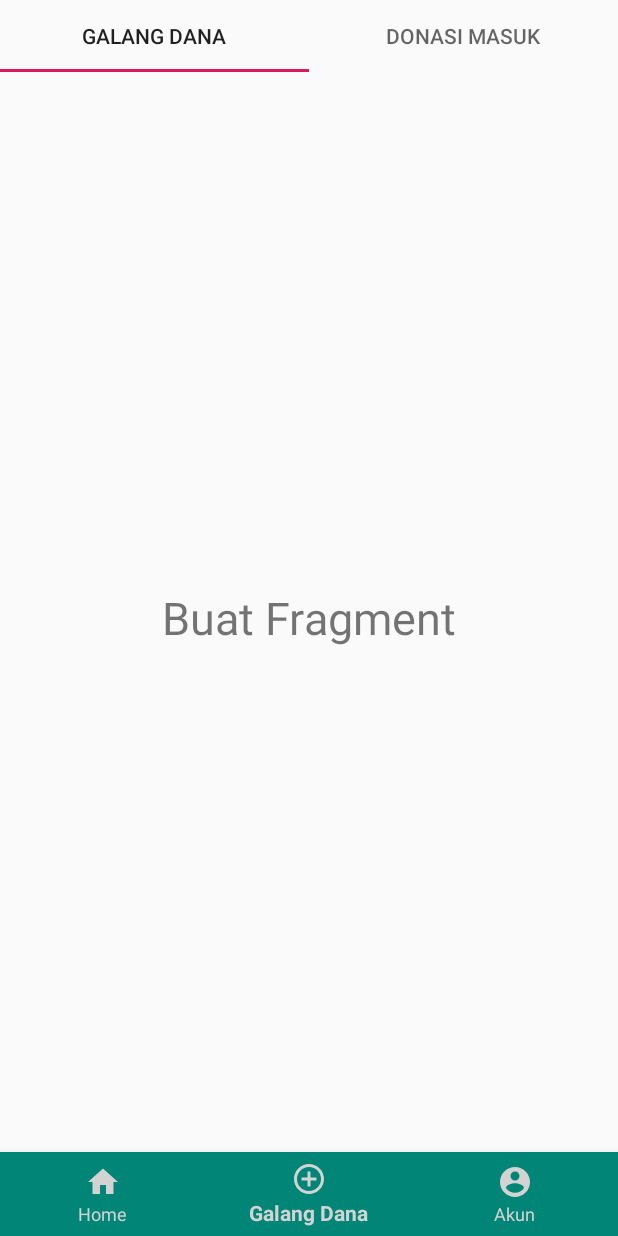
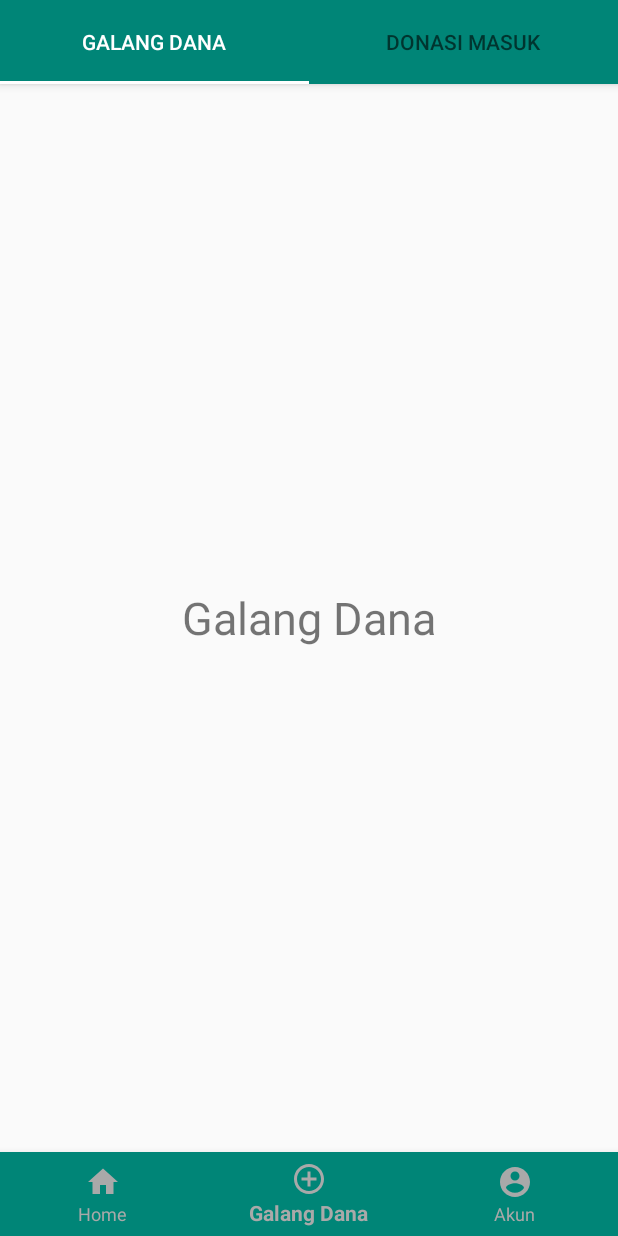
Before and after one commit to pamungkasaji/appdonasi, an Android app: the screen it shows after launch (MainActivity), item 2 of the bottom bar chosen, on a phone screen of 412 x 824 dp. Run offline under Robolectric (Android 15) with nearby library versions, the phone set to English and light mode, and no system bars.

Commit message:
Bottom nav + TabLayout

```diff
--- a/app/src/main/java/com/aji/donasi/BuatFragment.java
+++ b/app/src/main/java/com/aji/donasi/BuatFragment.java
@@ -5,63 +5,74 @@ import android.view.LayoutInflater;
 import android.view.View;
 import android.view.ViewGroup;
 
-import androidx.annotation.NonNull;
-import androidx.annotation.Nullable;
 import androidx.fragment.app.Fragment;
-import androidx.viewpager.widget.PagerAdapter;
+import androidx.fragment.app.FragmentManager;
+import androidx.fragment.app.FragmentPagerAdapter;
 import androidx.viewpager.widget.ViewPager;
 
-import com.google.android.material.tabs.TabItem;
 import com.google.android.material.tabs.TabLayout;
 
-import static androidx.fragment.app.FragmentStatePagerAdapter.BEHAVIOR_RESUME_ONLY_CURRENT_FRAGMENT;
+import java.util.ArrayList;
+import java.util.List;
+
 
 public class BuatFragment extends Fragment {
 
-    private TabLayout tabLayout;
-    private ViewPager viewPager;
-    private TabItem galangDana, donasiMasuk;
-    public PagerAdapter pagerAdapter;
+    @Override
+    public void onCreate(Bundle savedInstanceState) {
+        super.onCreate(savedInstanceState);
+        setRetainInstance(true);
+    }
 
-    @Nullable
     @Override
-    public View onCreateView(@NonNull LayoutInflater inflater, @Nullable ViewGroup container, @Nullable Bundle savedInstanceState) {
+    public View onCreateView(LayoutInflater inflater, ViewGroup container, Bundle savedInstanceState) {
+
         View view = inflater.inflate(R.layout.fragment_buat, container, false);
+        // Setting ViewPager for each Tabs
+        ViewPager viewPager = view.findViewById(R.id.view_pager);
+        setupViewPager(viewPager);
+        // Set Tabs inside Toolbar
+        TabLayout tabs = view.findViewById(R.id.tab_layout);
+        tabs.setupWithViewPager(viewPager);
 
-        tabLayout = view.findViewById(R.id.tabLayout);
-        galangDana = view.findViewById(R.id.tabGalangDana);
-        donasiMasuk = view.findViewById(R.id.tabDonasiMasuk);
-        viewPager = view.findViewById(R.id.view_pager);
-
-        pagerAdapter = new com.aji.donasi.PagerAdapter(getChildFragmentManager(), tabLayout.getTabCount());
-        viewPager.setAdapter(pagerAdapter);
-
-        tabLayout.addOnTabSelectedListener(new TabLayout.OnTabSelectedListener() {
-            @Override
-            public void onTabSelected(TabLayout.Tab tab) {
-                viewPager.setCurrentItem(tab.getPosition());
-
-                if (tab.getPosition()==0){
-                    pagerAdapter.notifyDataSetChanged();
-                }else if (tab.getPosition()==1){
-                    pagerAdapter.notifyDataSetChanged();
-                }
-            }
-
-            @Override
-            public void onTabUnselected(TabLayout.Tab tab) {
-
-            }
-
-            @Override
-            public void onTabReselected(TabLayout.Tab tab) {
-
-            }
-        });
-
-        viewPager.addOnPageChangeListener(new TabLayout.TabLayoutOnPageChangeListener(tabLayout));
 
         return view;
 
     }
+
+    private void setupViewPager(ViewPager viewPager) {
+        Adapter adapter = new Adapter(getChildFragmentManager());
+        adapter.addFragment(new GalangDanaFragment(), "Galang Dana");
+        adapter.addFragment(new DonasiMasukFragment(), "Donasi Masuk");
+        viewPager.setAdapter(adapter);
+    }
+
+    static class Adapter extends FragmentPagerAdapter {
+        private final List<Fragment> mFragmentList = new ArrayList<>();
+        private final List<String> mFragmentTitleList = new ArrayList<>();
+
+        public Adapter(FragmentManager manager) {
+            super(manager, BEHAVIOR_RESUME_ONLY_CURRENT_FRAGMENT);
+        }
+
+        @Override
+        public Fragment getItem(int position) {
+            return mFragmentList.get(position);
+        }
+
+        @Override
+        public int getCount() {
+            return mFragmentList.size();
+        }
+
+        public void addFragment(Fragment fragment, String title) {
+            mFragmentList.add(fragment);
+            mFragmentTitleList.add(title);
+        }
+
+        @Override
+        public CharSequence getPageTitle(int position) {
+            return mFragmentTitleList.get(position);
+        }
+    }
 }
--- a/app/src/main/java/com/aji/donasi/GalangDanaFragment.java
+++ b/app/src/main/java/com/aji/donasi/GalangDanaFragment.java
@@ -11,9 +11,15 @@ import androidx.fragment.app.Fragment;
 
 public class GalangDanaFragment extends Fragment {
 
-    @Nullable
+    public GalangDanaFragment() {
+        // Required empty public constructor
+    }
+
+
     @Override
-    public View onCreateView(@NonNull LayoutInflater inflater, @Nullable ViewGroup container, @Nullable Bundle savedInstanceState) {
+    public View onCreateView(LayoutInflater inflater, ViewGroup container,
+                             Bundle savedInstanceState) {
+        // Inflate the layout for this fragment
         return inflater.inflate(R.layout.fragment_galangdana, container, false);
     }
 }
--- a/app/src/main/java/com/aji/donasi/TabsPagerAdapter.java
+++ /dev/null
@@ -1,50 +0,0 @@
-package com.aji.donasi;
-
-import android.content.Context;
-
-import androidx.annotation.Nullable;
-import androidx.annotation.StringRes;
-import androidx.fragment.app.Fragment;
-import androidx.fragment.app.FragmentManager;
-import androidx.fragment.app.FragmentPagerAdapter;
-
-/**
- * A [FragmentPagerAdapter] that returns a fragment corresponding to
- * one of the sections/tabs/pages.
- */
-public class TabsPagerAdapter extends FragmentPagerAdapter {
-
-  @StringRes
-  private static final int[] TAB_TITLES =
-      new int[] { R.string.galang_dana, R.string.donasi_masuk };
-  private final Context mContext;
-
-  public TabsPagerAdapter(Context context, FragmentManager fm) {
-    super(fm, BEHAVIOR_RESUME_ONLY_CURRENT_FRAGMENT);
-    mContext = context;
-  }
-
-  @Override
-  public Fragment getItem(int position) {
-    switch (position) {
-      case 0:
-        return GalangDanaFragment();
-      case 1:
-        return DonasiMasukFragment();
-      default:
-        return null;
-    }
-  }
-
-  @Nullable
-  @Override
-  public CharSequence getPageTitle(int position) {
-    return mContext.getResources().getString(TAB_TITLES[position]);
-  }
-
-  @Override
-  public int getCount() {
-    // Show 3 total pages.
-    return 2;
-  }
-}
--- a/app/src/main/res/layout/fragment_buat.xml
+++ b/app/src/main/res/layout/fragment_buat.xml
@@ -1,30 +1,27 @@
 <?xml version="1.0" encoding="utf-8"?>
 <RelativeLayout xmlns:android="http://schemas.android.com/apk/res/android"
-    android:layout_width="match_parent" android:layout_height="match_parent">
+    android:layout_width="match_parent"
+    android:layout_height="match_parent"
+    xmlns:app="http://schemas.android.com/apk/res-auto">
 
-    <com.google.android.material.tabs.TabLayout
-        android:id="@+id/tabLayout"
+    <com.google.android.material.appbar.AppBarLayout
+        android:id="@+id/appbar"
         android:layout_width="match_parent"
         android:layout_height="wrap_content">
 
-        <com.google.android.material.tabs.TabItem
-            android:id="@+id/tabGalangDana"
-            android:layout_width="wrap_content"
-            android:layout_height="wrap_content"
-            android:text="@string/galang_dana" />
+        <com.google.android.material.tabs.TabLayout
+            android:id="@+id/tab_layout"
+            android:layout_width="match_parent"
+            android:layout_height="?attr/actionBarSize"
+            app:tabIndicatorColor="@android:color/white"
+            app:tabSelectedTextColor="@android:color/white" />
 
-        <com.google.android.material.tabs.TabItem
-            android:id="@+id/tabDonasiMasuk"
-            android:layout_width="wrap_content"
-            android:layout_height="wrap_content"
-            android:text="@string/donasi_masuk" />
-
-    </com.google.android.material.tabs.TabLayout>
+    </com.google.android.material.appbar.AppBarLayout>
 
     <androidx.viewpager.widget.ViewPager
         android:id="@+id/view_pager"
         android:layout_width="match_parent"
         android:layout_height="match_parent"
-        />
+        app:layout_behavior="com.google.android.material.appbar.AppBarLayout$ScrollingViewBehavior" />
 
 </RelativeLayout>
--- a/app/src/main/res/layout/fragment_donasimasuk.xml
+++ b/app/src/main/res/layout/fragment_donasimasuk.xml
@@ -5,7 +5,7 @@
     <TextView
         android:layout_width="wrap_content"
         android:layout_height="wrap_content"
-        android:text="Buat Fragment"
+        android:text="Donasi Masuk"
         android:textSize="30sp"
         android:layout_centerInParent="true"/>
 
--- a/app/src/main/res/layout/fragment_galangdana.xml
+++ b/app/src/main/res/layout/fragment_galangdana.xml
@@ -5,7 +5,7 @@
     <TextView
         android:layout_width="wrap_content"
         android:layout_height="wrap_content"
-        android:text="Buat Fragment"
+        android:text="Galang Dana"
         android:textSize="30sp"
         android:layout_centerInParent="true"/>
 
--- a/app/src/main/res/values/colors.xml
+++ b/app/src/main/res/values/colors.xml
@@ -4,6 +4,7 @@
     <color name="colorPrimaryDark">#00574B</color>
     <color name="colorAccent">#D81B60</color>
     <color name="white">#ffffff</color>
-    <color name="grey">#D3D3D3</color>
+    <color name="medium_grey">#D3D3D3</color>
+    <color name="grey">#A9A9A9</color>
 
 </resources>
```
